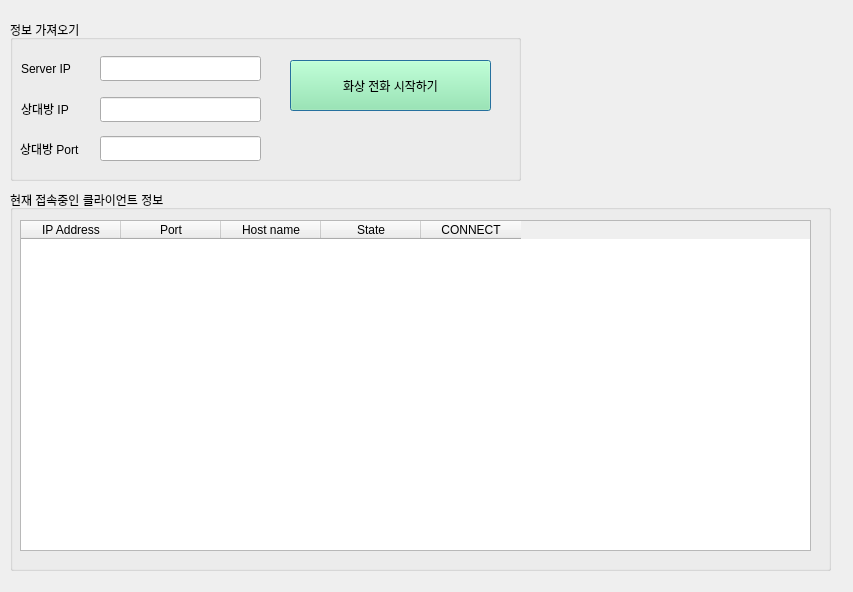
This is src/dl_final/client.ui in addinedu-ros-4th/deeplearning-repo-5 as Qt 5 draws it before an edit. The edited form follows.
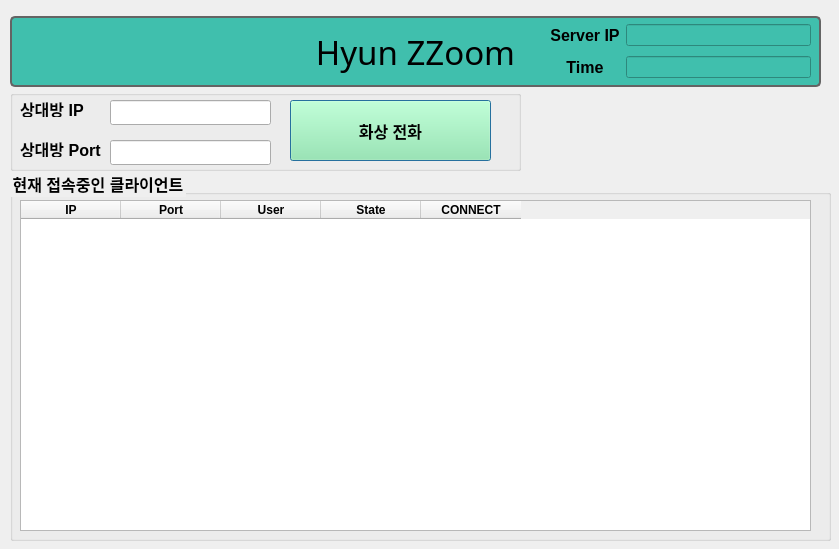
This is the edited form. Icons and pictures are not drawn.

Commit message: client facechat ui 수정

```diff
--- a/src/dl_final/client.ui
+++ b/src/dl_final/client.ui
@@ -6,8 +6,8 @@
    <rect>
     <x>0</x>
     <y>0</y>
-    <width>853</width>
-    <height>592</height>
+    <width>839</width>
+    <height>549</height>
    </rect>
   </property>
   <property name="windowTitle">
@@ -17,13 +17,24 @@
    <property name="geometry">
     <rect>
      <x>10</x>
-     <y>190</y>
+     <y>170</y>
      <width>821</width>
-     <height>381</height>
+     <height>371</height>
     </rect>
    </property>
+   <property name="font">
+    <font>
+     <pointsize>12</pointsize>
+     <weight>75</weight>
+     <bold>true</bold>
+    </font>
+   </property>
+   <property name="styleSheet">
+    <string notr="true">font-weight: bold;
+</string>
+   </property>
    <property name="title">
-    <string>현재 접속중인 클라이언트 정보</string>
+    <string>현재 접속중인 클라이언트</string>
    </property>
    <widget class="QTableWidget" name="tableWidget">
     <property name="geometry">
@@ -34,9 +45,12 @@
       <height>331</height>
      </rect>
     </property>
+    <property name="styleSheet">
+     <string notr="true"/>
+    </property>
     <column>
      <property name="text">
-      <string>IP Address</string>
+      <string>IP</string>
      </property>
     </column>
     <column>
@@ -46,7 +60,7 @@
     </column>
     <column>
      <property name="text">
-      <string>Host name</string>
+      <string>User</string>
      </property>
     </column>
     <column>
@@ -80,49 +94,44 @@
    <property name="geometry">
     <rect>
      <x>10</x>
-     <y>20</y>
+     <y>90</y>
      <width>511</width>
-     <height>161</height>
+     <height>81</height>
     </rect>
    </property>
+   <property name="font">
+    <font>
+     <pointsize>12</pointsize>
+     <weight>75</weight>
+     <bold>true</bold>
+    </font>
+   </property>
+   <property name="styleSheet">
+    <string notr="true"/>
+   </property>
    <property name="title">
-    <string>정보 가져오기</string>
+    <string/>
    </property>
-   <widget class="QLabel" name="label">
-    <property name="geometry">
-     <rect>
-      <x>11</x>
-      <y>40</y>
-      <width>71</width>
-      <height>17</height>
-     </rect>
-    </property>
-    <property name="text">
-     <string>Server IP</string>
-    </property>
-   </widget>
-   <widget class="QLineEdit" name="serverip">
-    <property name="geometry">
-     <rect>
-      <x>90</x>
-      <y>36</y>
-      <width>161</width>
-      <height>25</height>
-     </rect>
-    </property>
-    <property name="readOnly">
-     <bool>true</bool>
-    </property>
-   </widget>
    <widget class="QLabel" name="label_2">
     <property name="geometry">
      <rect>
-      <x>11</x>
-      <y>80</y>
+      <x>10</x>
+      <y>10</y>
       <width>71</width>
       <height>17</height>
      </rect>
     </property>
+    <property name="font">
+     <font>
+      <pointsize>12</pointsize>
+      <weight>75</weight>
+      <bold>true</bold>
+     </font>
+    </property>
+    <property name="styleSheet">
+     <string notr="true">font-weight: bold;
+</string>
+    </property>
     <property name="text">
      <string>상대방 IP</string>
     </property>
@@ -130,53 +139,220 @@
    <widget class="QLineEdit" name="clientip">
     <property name="geometry">
      <rect>
-      <x>90</x>
-      <y>77</y>
+      <x>100</x>
+      <y>10</y>
       <width>161</width>
       <height>25</height>
      </rect>
     </property>
+    <property name="styleSheet">
+     <string notr="true">font-weight: bold;
+</string>
+    </property>
+    <property name="readOnly">
+     <bool>true</bool>
+    </property>
    </widget>
    <widget class="QPushButton" name="callButton">
     <property name="geometry">
      <rect>
       <x>280</x>
-      <y>40</y>
+      <y>10</y>
       <width>201</width>
-      <height>51</height>
+      <height>61</height>
      </rect>
     </property>
+    <property name="font">
+     <font>
+      <pointsize>12</pointsize>
+      <weight>75</weight>
+      <bold>true</bold>
+     </font>
+    </property>
     <property name="styleSheet">
-     <string notr="true">background-color: rgb(143, 240, 164);</string>
+     <string notr="true">background-color: rgb(143, 240, 164);
+font-weight: bold;
+</string>
     </property>
     <property name="text">
-     <string>화상 전화 시작하기</string>
+     <string> 화상 전화 </string>
+    </property>
+    <property name="icon">
+     <iconset>
+      <normaloff>../../deeplearning-repo-5/src/dl_final/facechatui_data/icons/phone_in_talk_FILL0_wght400_GRAD0_opsz24.svg</normaloff>../../deeplearning-repo-5/src/dl_final/facechatui_data/icons/phone_in_talk_FILL0_wght400_GRAD0_opsz24.svg</iconset>
+    </property>
+    <property name="iconSize">
+     <size>
+      <width>30</width>
+      <height>30</height>
+     </size>
     </property>
    </widget>
    <widget class="QLineEdit" name="clientport">
     <property name="geometry">
      <rect>
-      <x>90</x>
-      <y>116</y>
+      <x>100</x>
+      <y>50</y>
       <width>161</width>
       <height>25</height>
      </rect>
     </property>
+    <property name="styleSheet">
+     <string notr="true">font-weight: bold;
+</string>
+    </property>
+    <property name="readOnly">
+     <bool>true</bool>
+    </property>
    </widget>
    <widget class="QLabel" name="label_3">
     <property name="geometry">
      <rect>
       <x>10</x>
-      <y>120</y>
+      <y>50</y>
       <width>81</width>
       <height>17</height>
      </rect>
     </property>
+    <property name="font">
+     <font>
+      <pointsize>12</pointsize>
+      <weight>75</weight>
+      <bold>true</bold>
+     </font>
+    </property>
+    <property name="styleSheet">
+     <string notr="true">font-weight: bold;
+</string>
+    </property>
     <property name="text">
      <string>상대방 Port</string>
     </property>
    </widget>
   </widget>
+  <widget class="QLabel" name="labelMark">
+   <property name="geometry">
+    <rect>
+     <x>530</x>
+     <y>100</y>
+     <width>291</width>
+     <height>91</height>
+    </rect>
+   </property>
+   <property name="styleSheet">
+    <string notr="true"/>
+   </property>
+   <property name="text">
+    <string/>
+   </property>
+  </widget>
+  <widget class="QLabel" name="label_5">
+   <property name="geometry">
+    <rect>
+     <x>10</x>
+     <y>16</y>
+     <width>811</width>
+     <height>71</height>
+    </rect>
+   </property>
+   <property name="font">
+    <font>
+     <family>Waree</family>
+     <pointsize>25</pointsize>
+    </font>
+   </property>
+   <property name="styleSheet">
+    <string notr="true">
+background-color: rgb(64, 191, 173);
+border: 2px solid rgb(100, 100, 100);
+border-radius: 5px;
+padding: 5px;</string>
+   </property>
+   <property name="text">
+    <string>Hyun ZZoom</string>
+   </property>
+   <property name="alignment">
+    <set>Qt::AlignCenter</set>
+   </property>
+  </widget>
+  <widget class="QWidget" name="">
+   <property name="geometry">
+    <rect>
+     <x>550</x>
+     <y>20</y>
+     <width>261</width>
+     <height>62</height>
+    </rect>
+   </property>
+   <layout class="QGridLayout" name="gridLayout">
+    <item row="1" column="0">
+     <widget class="QLabel" name="label_4">
+      <property name="font">
+       <font>
+        <pointsize>12</pointsize>
+        <weight>75</weight>
+        <bold>true</bold>
+       </font>
+      </property>
+      <property name="styleSheet">
+       <string notr="true">font-weight: bold;
+</string>
+      </property>
+      <property name="text">
+       <string>Time</string>
+      </property>
+      <property name="alignment">
+       <set>Qt::AlignCenter</set>
+      </property>
+     </widget>
+    </item>
+    <item row="0" column="0">
+     <widget class="QLabel" name="label">
+      <property name="font">
+       <font>
+        <pointsize>12</pointsize>
+        <weight>75</weight>
+        <bold>true</bold>
+       </font>
+      </property>
+      <property name="styleSheet">
+       <string notr="true">font-weight: bold;
+</string>
+      </property>
+      <property name="text">
+       <string>Server IP</string>
+      </property>
+      <property name="alignment">
+       <set>Qt::AlignCenter</set>
+      </property>
+     </widget>
+    </item>
+    <item row="1" column="1">
+     <widget class="QLineEdit" name="timeEdit">
+      <property name="styleSheet">
+       <string notr="true">background-color: rgb(64, 191, 173);
+font-weight: bold;
+</string>
+      </property>
+      <property name="readOnly">
+       <bool>true</bool>
+      </property>
+     </widget>
+    </item>
+    <item row="0" column="1">
+     <widget class="QLineEdit" name="serverip">
+      <property name="styleSheet">
+       <string notr="true">background-color: rgb(64, 191, 173);
+font-weight: bold;
+</string>
+      </property>
+      <property name="readOnly">
+       <bool>true</bool>
+      </property>
+     </widget>
+    </item>
+   </layout>
+  </widget>
  </widget>
  <resources/>
  <connections/>
```
The commit also changes 2 other files.
